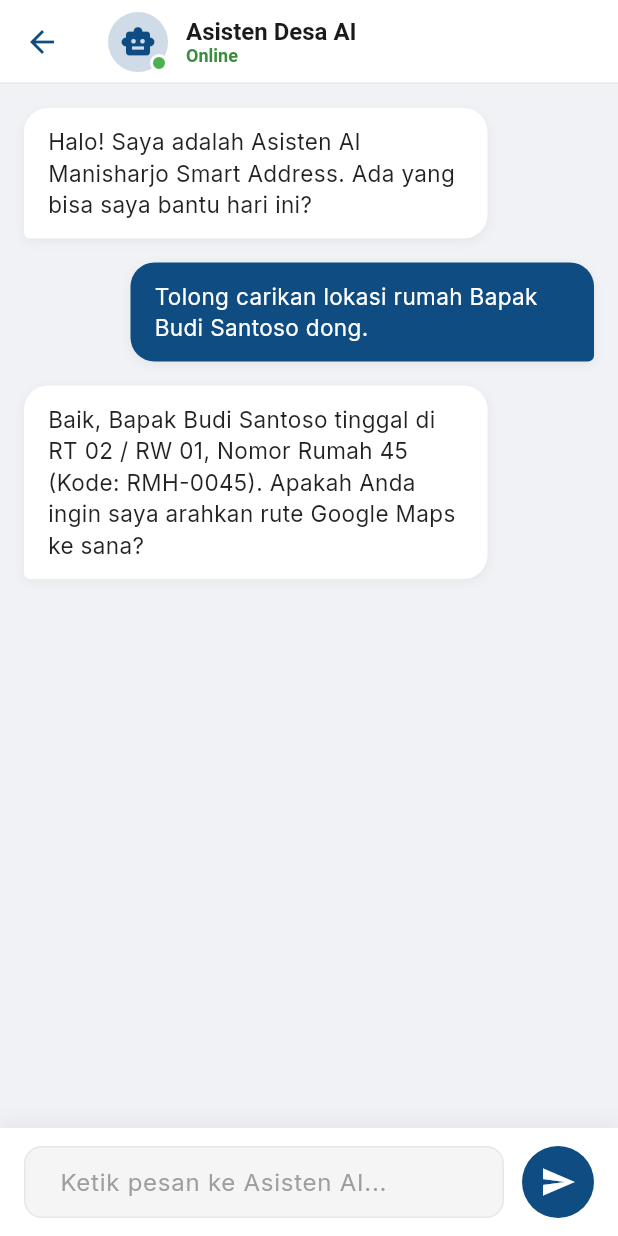
After one commit to Arif-akbar/manisharjo-smart-address, a Flutter app: the screen it shows after launch, after a tap on "Tanya AI", on a phone screen of 412 x 824 dp. The commit adds this screen. Run offline on Flutter 3.47's test engine with Material 3 defaults, Android fonts, the phone set to English and light mode, and no system bars; our stand-ins replace cached_network_image, fl_chart, flutter_dotenv, flutter_map, go_router, google_fonts and 5 more; missing offline and left inert: dart:html, flutter_map_marker_cluster; accounts and stored records are empty.

Commit message:
penambahan ai bot

```diff
--- a/lib/core/app_router.dart
+++ b/lib/core/app_router.dart
@@ -12,6 +12,7 @@ import '../features/public/landing_screen.dart';
 import '../features/map/admin_map_screen.dart';
 import '../features/map/public_map_screen.dart';
 import '../features/house/public_detail_house_screen.dart';
+import '../features/chat/chat_bot_screen.dart';
 import '../data/house_model.dart';
 
 class AppRouter {
@@ -90,6 +91,10 @@ class AppRouter {
             return PublicDetailHouseScreen(kodeRumah: kode);
           },
         ),
+        GoRoute(
+          path: '/chat-bot',
+          builder: (context, state) => const ChatBotScreen(),
+        ),
       ],
     );
   }
--- /dev/null
+++ b/lib/features/chat/chat_bot_screen.dart
@@ -0,0 +1,288 @@
+import 'dart:convert';
+import 'package:flutter/material.dart';
+import 'package:go_router/go_router.dart';
+import 'package:http/http.dart' as http;
+import 'package:flutter_dotenv/flutter_dotenv.dart';
+
+class ChatMessage {
+  final String text;
+  final bool isUser;
+
+  ChatMessage({required this.text, required this.isUser});
+}
+
+class ChatBotScreen extends StatefulWidget {
+  const ChatBotScreen({super.key});
+
+  @override
+  State<ChatBotScreen> createState() => _ChatBotScreenState();
+}
+
+class _ChatBotScreenState extends State<ChatBotScreen> {
+  final TextEditingController _messageController = TextEditingController();
+  final ScrollController _scrollController = ScrollController();
+
+  // Data statis untuk preview tampilan
+  final List<ChatMessage> _messages = [
+    ChatMessage(
+      text: "Halo! Saya adalah Asisten AI Manisharjo Smart Address. Ada yang bisa saya bantu hari ini?",
+      isUser: false
+    ),
+    ChatMessage(
+      text: "Tolong carikan lokasi rumah Bapak Budi Santoso dong.",
+      isUser: true
+    ),
+    ChatMessage(
+      text: "Baik, Bapak Budi Santoso tinggal di RT 02 / RW 01, Nomor Rumah 45 (Kode: RMH-0045). Apakah Anda ingin saya arahkan rute Google Maps ke sana?",
+      isUser: false
+    ),
+  ];
+
+  void _sendMessage() {
+    if (_messageController.text.trim().isEmpty) return;
+
+    setState(() {
+      _messages.add(ChatMessage(text: _messageController.text, isUser: true));
+      // Indikator berpikir
+      _messages.add(ChatMessage(text: "Mengetik...", isUser: false));
+    });
+
+    final userText = _messageController.text;
+    _messageController.clear();
+    _scrollToBottom();
+
+    _fetchAIResponse(userText);
+  }
+
+  Future<void> _fetchAIResponse(String message) async {
+    try {
+      final String? directApiKey = dotenv.env['GEMINI_API_KEY'];
+      String replyText = '';
+
+      if (directApiKey != null && directApiKey.isNotEmpty) {
+        // [MODE LOKAL/DEVELOPMENT] Panggil API Gemini langsung jika ada kunci di .env
+        final response = await http.post(
+          Uri.parse('https://generativelanguage.googleapis.com/v1beta/models/gemini-1.5-flash:generateContent?key=$directApiKey'),
+          headers: {'Content-Type': 'application/json'},
+          body: jsonEncode({
+            "systemInstruction": {
+              "parts": [{
+                "text": "Anda adalah Asisten Cerdas untuk sistem 'Smart Address Desa Manisharjo'. Tugas Anda adalah menjawab pertanyaan warga atau kurir terkait desa, layanan, atau data rumah. Jawablah dengan ramah, profesional, ringkas, dan menggunakan bahasa Indonesia yang baik. Jangan memberikan jawaban yang membingungkan atau terlalu panjang."
+              }]
+            },
+            "contents": [{
+              "parts": [{"text": message}]
+            }]
+          }),
+        );
+
+        if (response.statusCode == 200) {
+          final data = jsonDecode(response.body);
+          replyText = data['candidates'][0]['content']['parts'][0]['text'];
+        } else {
+          replyText = 'Maaf, terjadi kesalahan API Lokal: ${response.statusCode}';
+        }
+      } else {
+        // [MODE PRODUKSI/VERCEL] Panggil jalur rahasia Vercel (/api/chat)
+        final response = await http.post(
+          Uri.parse('/api/chat'),
+          headers: {'Content-Type': 'application/json'},
+          body: jsonEncode({'message': message}),
+        );
+
+        if (response.statusCode == 200) {
+          final data = jsonDecode(response.body);
+          replyText = data['reply'] ?? 'Maaf, balasan kosong.';
+        } else {
+          final data = jsonDecode(response.body);
+          replyText = 'Maaf, terjadi kesalahan Server: ${data['error'] ?? response.statusCode}';
+        }
+      }
+
+      if (mounted) {
+        setState(() {
+          _messages.removeLast(); // Hapus pesan "Mengetik..."
+          _messages.add(ChatMessage(text: replyText, isUser: false));
+        });
+        _scrollToBottom();
+      }
+    } catch (e) {
+      if (mounted) {
+        setState(() {
+          _messages.removeLast(); // Hapus pesan "Mengetik..."
+          _messages.add(ChatMessage(text: 'Maaf, sepertinya jaringan bermasalah. Coba lagi nanti. ($e)', isUser: false));
+        });
+        _scrollToBottom();
+      }
+    }
+  }
+
+  void _scrollToBottom() {
+    WidgetsBinding.instance.addPostFrameCallback((_) {
+      if (_scrollController.hasClients) {
+        _scrollController.animateTo(
+          _scrollController.position.maxScrollExtent,
+          duration: const Duration(milliseconds: 300),
+          curve: Curves.easeOut,
+        );
+      }
+    });
+  }
+
+  @override
+  Widget build(BuildContext context) {
+    final theme = Theme.of(context);
+    final isDark = theme.brightness == Brightness.dark;
+
+    return Scaffold(
+      appBar: AppBar(
+        title: Row(
+          children: [
+            Stack(
+              children: [
+                CircleAvatar(
+                  backgroundColor: theme.colorScheme.primary.withOpacity(0.2),
+                  child: Icon(Icons.smart_toy, color: theme.colorScheme.primary),
+                ),
+                Positioned(
+                  right: 0,
+                  bottom: 0,
+                  child: Container(
+                    width: 12,
+                    height: 12,
+                    decoration: BoxDecoration(
+                      color: Colors.green,
+                      shape: BoxShape.circle,
+                      border: Border.all(color: Colors.white, width: 2),
+                    ),
+                  ),
+                ),
+              ],
+            ),
+            const SizedBox(width: 12),
+            Column(
+              crossAxisAlignment: CrossAxisAlignment.start,
+              children: [
+                const Text('Asisten Desa AI', style: TextStyle(fontSize: 16, fontWeight: FontWeight.bold)),
+                Text('Online', style: TextStyle(fontSize: 12, color: isDark ? Colors.grey.shade400 : Colors.green.shade700)),
+              ],
+            ),
+          ],
+        ),
+        leading: IconButton(
+          icon: const Icon(Icons.arrow_back),
+          onPressed: () => context.pop(),
+        ),
+      ),
+      body: Container(
+        decoration: BoxDecoration(
+          color: isDark ? const Color(0xFF121212) : const Color(0xFFF0F2F5),
+        ),
+        child: Column(
+          children: [
+            // Area pesan
+            Expanded(
+              child: ListView.builder(
+                controller: _scrollController,
+                padding: const EdgeInsets.all(16),
+                itemCount: _messages.length,
+                itemBuilder: (context, index) {
+                  final message = _messages[index];
+                  final isUser = message.isUser;
+
+                  return Align(
+                    alignment: isUser ? Alignment.centerRight : Alignment.centerLeft,
+                    child: Container(
+                      constraints: BoxConstraints(
+                        maxWidth: MediaQuery.of(context).size.width * 0.75,
+                      ),
+                      margin: const EdgeInsets.only(bottom: 16),
+                      padding: const EdgeInsets.symmetric(horizontal: 16, vertical: 12),
+                      decoration: BoxDecoration(
+                        color: isUser
+                            ? theme.colorScheme.primary
+                            : (isDark ? const Color(0xFF1E1E1E) : Colors.white),
+                        borderRadius: BorderRadius.only(
+                          topLeft: const Radius.circular(16),
+                          topRight: const Radius.circular(16),
+                          bottomLeft: Radius.circular(isUser ? 16 : 4),
+                          bottomRight: Radius.circular(isUser ? 4 : 16),
+                        ),
+                        boxShadow: [
+                          BoxShadow(
+                            color: Colors.black.withOpacity(0.05),
+                            blurRadius: 5,
+                            offset: const Offset(0, 2),
+                          ),
+                        ],
+                      ),
+                      child: Text(
+                        message.text,
+                        style: TextStyle(
+                          color: isUser
+                              ? Colors.white
+                              : (isDark ? Colors.white : Colors.black87),
+                          fontSize: 15,
+                          height: 1.4,
+                        ),
+                      ),
+                    ),
+                  );
+                },
+              ),
+            ),
+
+            // Area ketik pesan
+            Container(
+              padding: const EdgeInsets.symmetric(horizontal: 16, vertical: 12),
+              decoration: BoxDecoration(
+                color: isDark ? const Color(0xFF1E1E1E) : Colors.white,
+                boxShadow: [
+                  BoxShadow(
+                    color: Colors.black.withOpacity(0.05),
+                    blurRadius: 10,
+                    offset: const Offset(0, -5),
+                  ),
+                ],
+              ),
+              child: SafeArea(
+                child: Row(
+                  children: [
+                    Expanded(
+                      child: TextField(
+                        controller: _messageController,
+                        onSubmitted: (_) => _sendMessage(),
+                        decoration: InputDecoration(
+                          hintText: 'Ketik pesan ke Asisten AI...',
+                          hintStyle: TextStyle(color: Colors.grey.shade500),
+                          border: OutlineInputBorder(
+                            borderRadius: BorderRadius.circular(24),
+                            borderSide: BorderSide.none,
+                          ),
+                          filled: true,
+                          fillColor: isDark ? const Color(0xFF2C2C2C) : Colors.grey.shade100,
+                          contentPadding: const EdgeInsets.symmetric(horizontal: 20, vertical: 10),
+                        ),
+                      ),
+                    ),
+                    const SizedBox(width: 12),
+                    Container(
+                      decoration: BoxDecoration(
+                        color: theme.colorScheme.primary,
+                        shape: BoxShape.circle,
+                      ),
+                      child: IconButton(
+                        icon: const Icon(Icons.send, color: Colors.white),
+                        onPressed: _sendMessage,
+                      ),
+                    ),
+                  ],
+                ),
+              ),
+            ),
+          ],
+        ),
+      ),
+    );
+  }
+}
--- a/lib/features/dashboard/dashboard_screen.dart
+++ b/lib/features/dashboard/dashboard_screen.dart
@@ -149,6 +149,14 @@ class _DashboardScreenState extends State<DashboardScreen> {
               onTap: () {
                 Navigator.pop(context);
                 context.push('/admin-map');
+              },
+            ),
+            ListTile(
+              leading: const Icon(Icons.smart_toy, color: Colors.green),
+              title: const Text('Tanya Asisten AI', style: TextStyle(color: Colors.green, fontWeight: FontWeight.bold)),
+              onTap: () {
+                Navigator.pop(context);
+                context.push('/chat-bot');
               },
             ),
             const Divider(),
--- a/lib/features/public/landing_screen.dart
+++ b/lib/features/public/landing_screen.dart
@@ -311,6 +311,14 @@ class _LandingScreenState extends State<LandingScreen> {
           ],
         ),
       ),
+      floatingActionButton: FloatingActionButton.extended(
+        onPressed: () => context.push('/chat-bot'),
+        backgroundColor: Theme.of(context).colorScheme.primary,
+        foregroundColor: Colors.white,
+        elevation: 4,
+        icon: const Icon(Icons.smart_toy),
+        label: const Text('Tanya AI', style: TextStyle(fontWeight: FontWeight.bold)),
+      ),
     );
   }
 
--- a/pubspec.yaml
+++ b/pubspec.yaml
@@ -48,6 +48,7 @@ dependencies:
   shimmer: ^3.0.0
   flutter_map_marker_cluster: ^8.2.2
   cached_network_image: ^3.4.1
+  http: ^1.2.0
 
 dev_dependencies:
   flutter_test:
```
Also changed, not shown: pubspec.lock, 1 other file.
